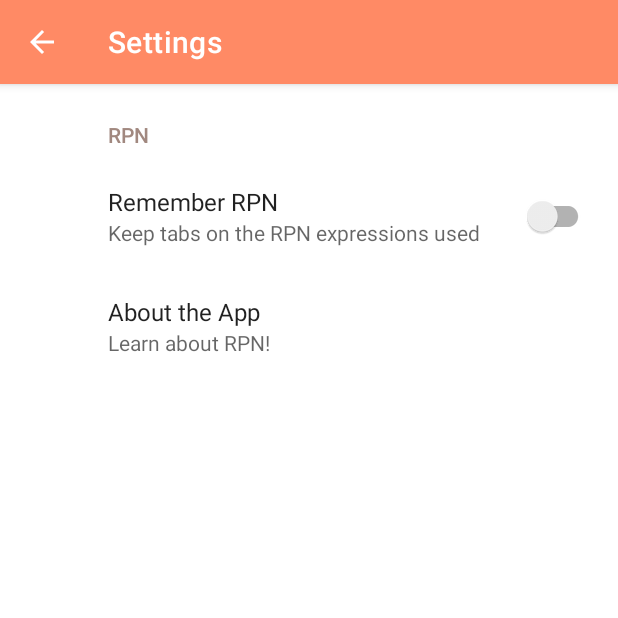
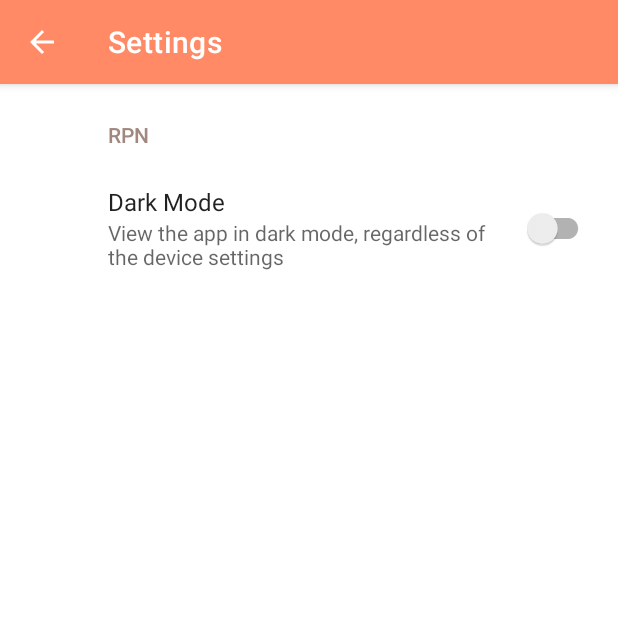
Before and after one commit to chayahaor/RPN, an Android app: the screen it shows after launch (SettingsActivity), in the options menu, after a tap on "Settings", on a phone screen of 412 x 824 dp, the top half of it. Run offline under Robolectric (Android 15) with nearby library versions, the phone set to English and light mode, and no system bars; our stand-ins replace androidx.preference.

```diff
--- a/app/src/main/AndroidManifest.xml
+++ b/app/src/main/AndroidManifest.xml
@@ -10,10 +10,10 @@
         android:supportsRtl="true"
         android:theme="@style/Theme.RPN">
         <activity
-            android:name=".prevRPN"
+            android:name=".PrevRPN"
             android:exported="false"
             android:label="Previous RPN Expressions"
-            android:parentActivityName=".MainActivity"/>
+            android:parentActivityName=".MainActivity" />
         <activity
             android:name=".AboutRPN"
             android:exported="false"
--- a/app/src/main/java/com/example/rpn/AboutRPN.java
+++ b/app/src/main/java/com/example/rpn/AboutRPN.java
@@ -11,8 +11,5 @@ public class AboutRPN extends AppCompatActivity {
     protected void onCreate(Bundle savedInstanceState) {
         super.onCreate(savedInstanceState);
         setContentView(R.layout.activity_about_rpn);
-        TextView resultsBox = findViewById(R.id.about);
-        resultsBox.setText("Hey there! Is this working"); //TODO: remove before submitting
-
     }
 }
--- a/app/src/main/java/com/example/rpn/MainActivity.java
+++ b/app/src/main/java/com/example/rpn/MainActivity.java
@@ -29,6 +29,14 @@ public class MainActivity extends AppCompatActivity {
         computeButton.setOnClickListener(new View.OnClickListener() {
             public void onClick(View v) {
                 compute();
+            }
+        });
+
+        Button clearButton = findViewById(R.id.clear_button);
+        clearButton.setOnClickListener(new View.OnClickListener() {
+            public void onClick(View v) {
+                TextView tvInput = findViewById(R.id.textInput);
+                tvInput.setText("");
             }
         });
     }
@@ -123,7 +131,13 @@ public class MainActivity extends AppCompatActivity {
         }
         else if (item.getItemId()==R.id.otherRPN){
             // User chose the "Other RPN" item, show the previous RPN expressions...
-            Intent intent = new Intent(this, prevRPN.class);
+            Intent intent = new Intent(this, PrevRPN.class);
+            startActivity(intent);
+            return true;
+        }
+        else if (item.getItemId()==R.id.about_rpn){
+            // User chose the "About RPN" item, show about RPN...
+            Intent intent = new Intent(this, AboutRPN.class);
             startActivity(intent);
             return true;
         }
--- a/app/src/main/java/com/example/rpn/prevRPN.java
+++ b/app/src/main/java/com/example/rpn/PrevRPN.java
@@ -8,7 +8,7 @@ import android.widget.TextView;
 import java.lang.reflect.Array;
 import java.util.ArrayList;
 
-public class prevRPN extends AppCompatActivity {
+public class PrevRPN extends AppCompatActivity {
 
     @Override
     protected void onCreate(Bundle savedInstanceState) {
--- a/app/src/main/res/layout/activity_about_rpn.xml
+++ b/app/src/main/res/layout/activity_about_rpn.xml
@@ -7,7 +7,7 @@ android:layout_height="match_parent"
 tools:context=".AboutRPN">
 
 
-    <Button
+    <TextView
         android:id="@+id/about"
         android:layout_width="285dp"
         android:layout_height="551dp"
@@ -15,6 +15,6 @@ tools:context=".AboutRPN">
         app:layout_constraintEnd_toEndOf="parent"
         app:layout_constraintStart_toStartOf="parent"
         app:layout_constraintTop_toTopOf="parent"
-        android:text="RPN is also known as Reverse Polish Notation"
+        android:text="@string/about_RPN"
         />
 </androidx.constraintlayout.widget.ConstraintLayout>
--- a/app/src/main/res/layout/activity_other_rpn.xml
+++ b/app/src/main/res/layout/activity_other_rpn.xml
@@ -4,7 +4,7 @@
     xmlns:tools="http://schemas.android.com/tools"
     android:layout_width="match_parent"
     android:layout_height="match_parent"
-    tools:context=".prevRPN">
+    tools:context=".PrevRPN">
 
     <TextView
         android:id="@+id/textView"
--- a/app/src/main/res/menu/menu_main.xml
+++ b/app/src/main/res/menu/menu_main.xml
@@ -10,7 +10,12 @@
 
     <item
         android:id="@+id/otherRPN"
-        android:title="Previous Expressions"
+        android:title="@string/menu_previous_expressions"
+        app:showAsAction="never"/>
+
+    <item
+        android:id="@+id/about_rpn"
+        android:title="@string/menu_about_rpn"
         app:showAsAction="never"/>
 
 </menu>
--- a/app/src/main/res/values/strings.xml
+++ b/app/src/main/res/values/strings.xml
@@ -1,20 +1,25 @@
 <resources>
     <string name="app_name">RPN</string>
     <string name="action_settings">Settings</string>
-    <!-- Strings used for fragments for navigation -->
+    <!--&lt;!&ndash; Strings used for fragments for navigation &ndash;&gt;
     <string name="first_fragment_label">First Fragment</string>
     <string name="second_fragment_label">Second Fragment</string>
     <string name="next">Next</string>
     <string name="previous">Previous</string>
-
+-->
     <string name="title_activity_settings">SettingsActivity</string>
-    <string name="hello_first_fragment">Hello first fragment</string>
+    <!--<string name="hello_first_fragment">Hello first fragment</string>
     <string name="hello_second_fragment">Hello second fragment. Arg: %1$s</string>
+    -->
     <string name="instructions">Please enter text in RPN format for us to calculate!</string>
     <string name="enter_your_rpn_here">Enter your RPN here</string>
     <string name="click_to_compute">Click to compute</string>
     <string name="background_image">background image</string>
-    <string name="error_message">Whoops... Try again</string>
+    <string name="error_message">Whoops… Try again</string>
+    <string name="click_to_clear">Click to Clear</string>
+    <string name="menu_previous_expressions">Previous Expressions</string>
+    <string name="menu_about_rpn">About RPN</string>
+    <string name="about_RPN">RPN, also known as Reverse Polish Notation, is a method of computing expressions.</string>
 
 
 </resources>
--- a/app/src/main/res/xml/root_preferences.xml
+++ b/app/src/main/res/xml/root_preferences.xml
@@ -1,14 +1,10 @@
 <PreferenceScreen xmlns:app="http://schemas.android.com/apk/res-auto">
 <PreferenceCategory app:title="@string/app_name">
     <SwitchPreferenceCompat
-        app:key="keepRPN"
-        app:title="Remember RPN"
-        app:summary="Keep tabs on the RPN expressions used"/>
+        app:key="keepDark"
+        app:title="Dark Mode"
+        app:summary="View the app in dark mode, regardless of the device settings"/>
 
-    <Preference
-        app:key="about"
-        app:title="About the App"
-        app:summary="Learn about RPN!"/>
 </PreferenceCategory>
 
 </PreferenceScreen>
```
Also changed, not shown: app/src/main/java/com/example/rpn/SettingsActivity.java (+0 -17 lines), app/src/main/res/layout/content_main.xml (+4 -3 lines), app/src/main/res/layout/main_include_clear_button.xml (added, +10 -0 lines).
